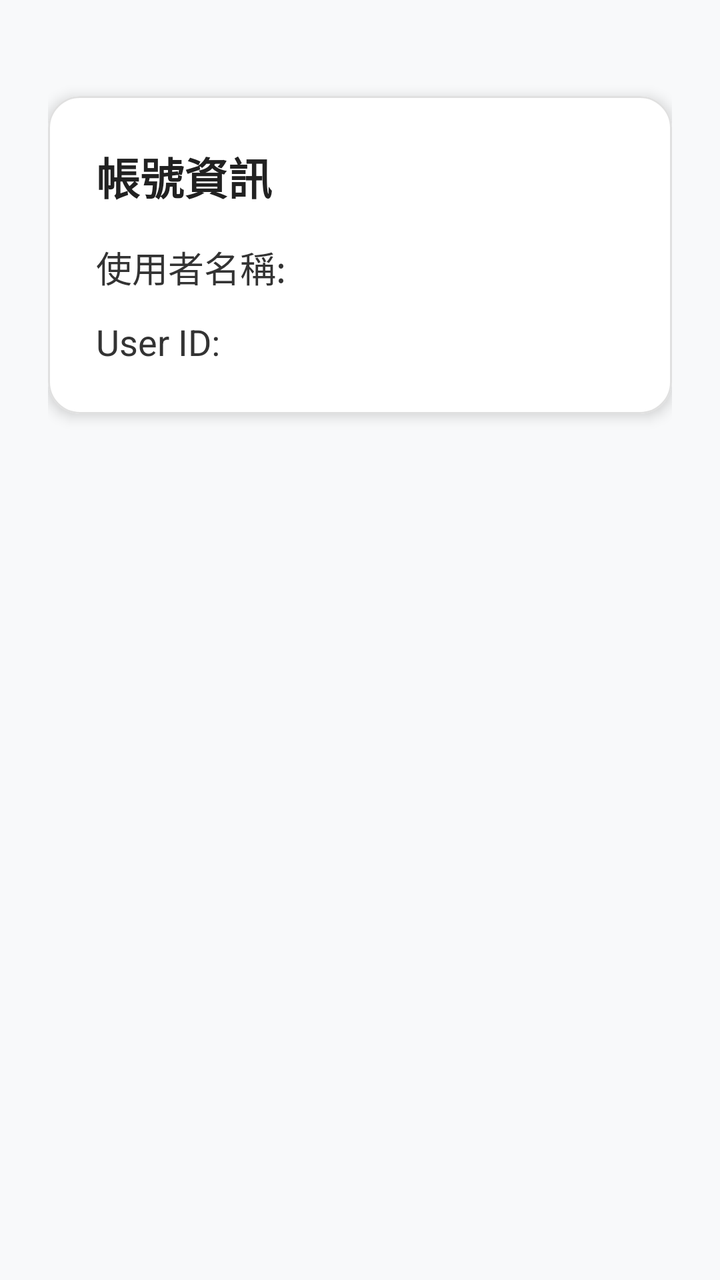
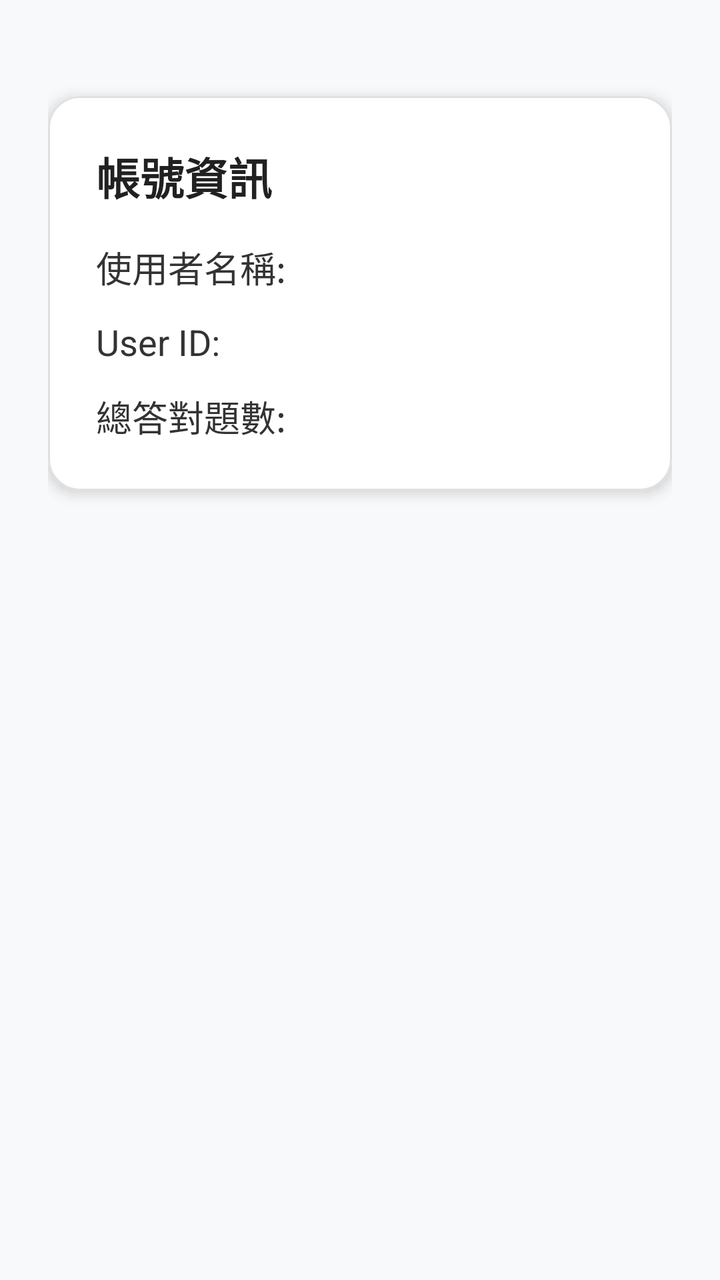

The first picture is an Android layout as it rendered before a commit; the second is the same layout after the commit. The layout source and the unified diff follow.
<!-- AndroidManifest.xml: activity theme Theme.MaterialComponents.DayNight.NoActionBar -->
<!-- res/layout/activity_account.xml -->
<?xml version="1.0" encoding="utf-8"?>
<LinearLayout xmlns:android="http://schemas.android.com/apk/res/android"
    xmlns:app="http://schemas.android.com/apk/res-auto"
    xmlns:tools="http://schemas.android.com/tools"
    android:layout_width="match_parent"
    android:layout_height="match_parent"
    android:orientation="vertical"
    android:padding="24dp"
    android:background="#F8F9FA"
    tools:context=".AccountActivity">

    <com.google.android.material.card.MaterialCardView
        android:layout_width="match_parent"
        android:layout_height="wrap_content"
        app:cardCornerRadius="16dp"
        app:cardElevation="4dp"
        app:cardBackgroundColor="#FFFFFF"
        app:strokeWidth="1dp"
        app:strokeColor="#E0E0E0"
        android:layout_marginTop="24dp">

        <LinearLayout
            android:layout_width="match_parent"
            android:layout_height="wrap_content"
            android:orientation="vertical"
            android:padding="24dp">

            <TextView
                android:id="@+id/tvAccountTitle"
                android:layout_width="wrap_content"
                android:layout_height="wrap_content"
                android:text="帳號資訊"
                android:textColor="#212121"
                android:textSize="22sp"
                android:textStyle="bold"
                android:layout_marginBottom="16dp"/>

            <TextView
                android:id="@+id/tvUserName"
                android:layout_width="match_parent"
                android:layout_height="wrap_content"
                android:text="使用者名稱: "
                android:textColor="#333333"
                android:textSize="18sp"
                android:layout_marginBottom="12dp"/>

            <TextView
                android:id="@+id/tvUserId"
                android:layout_width="match_parent"
                android:layout_height="wrap_content"
                android:text="User ID: "
                android:textColor="#333333"
                android:textSize="18sp"/>

        </LinearLayout>
    </com.google.android.material.card.MaterialCardView>

</LinearLayout>
<!-- resources referenced by this layout -->
<resources>

</resources>

<!-- the commit's change to res/layout/activity_account.xml (unified diff, before → after) -->
@@ -50,6 +50,15 @@
                 android:layout_height="wrap_content"
                 android:text="User ID: "
                 android:textColor="#333333"
+                android:textSize="18sp"
+                android:layout_marginBottom="12dp"/>
+
+            <TextView
+                android:id="@+id/tvTotalCorrectCount"
+                android:layout_width="match_parent"
+                android:layout_height="wrap_content"
+                android:text="總答對題數: "
+                android:textColor="#333333"
                 android:textSize="18sp"/>
 
         </LinearLayout>
